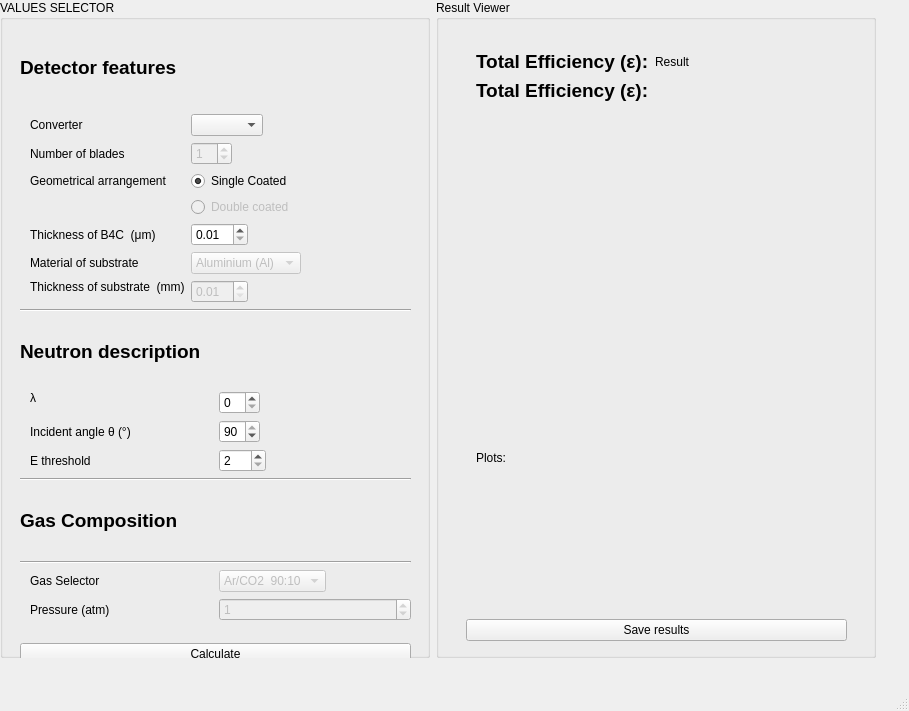
Before: the Qt Designer form efficiencyCalculator/efficiencyMainwindow.ui in ess-dg/dg_efficiencyCalculator, drawn with Qt 5.
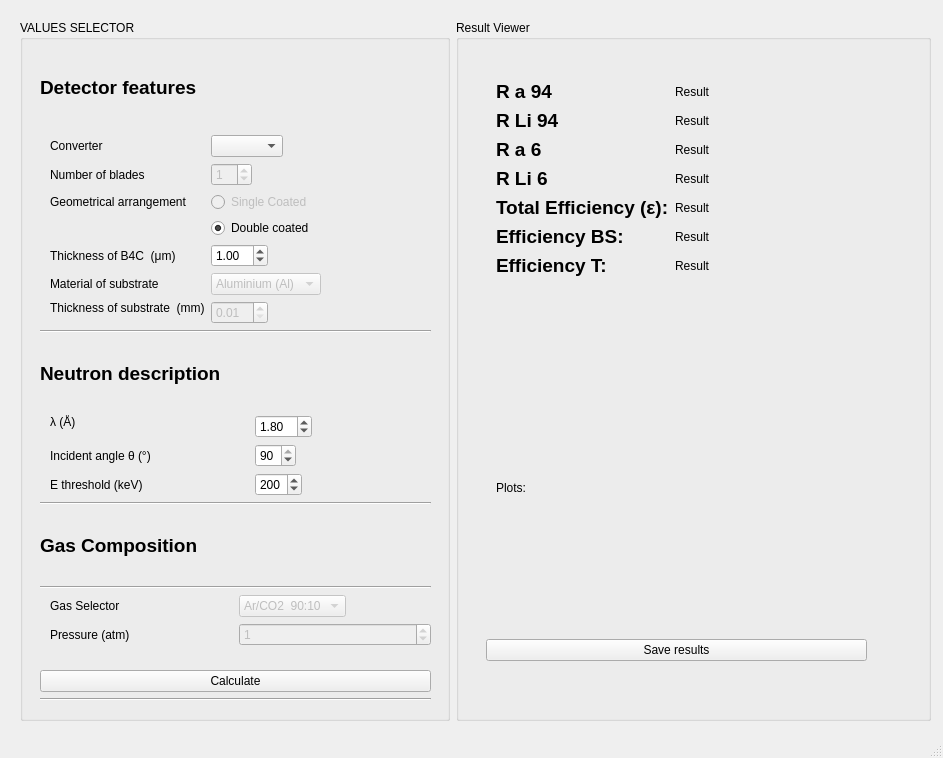
After: the same form once the commit is applied.

Commit message: DGEF-12 code macroBsigma function: coded macro sigma and sigma equivalent, connected full sigma calculation to UI and added result labels for the R. Now it displays efficiency for 1 2 layer single blade configuration.

Patch:
```diff
--- a/efficiencyCalculator/efficiencyMainwindow.ui
+++ b/efficiencyCalculator/efficiencyMainwindow.ui
@@ -6,8 +6,8 @@
    <rect>
     <x>0</x>
     <y>0</y>
-    <width>909</width>
-    <height>711</height>
+    <width>943</width>
+    <height>758</height>
    </rect>
   </property>
   <property name="windowTitle">
@@ -17,10 +17,10 @@
    <widget class="QWidget" name="gridLayoutWidget">
     <property name="geometry">
      <rect>
-      <x>0</x>
-      <y>0</y>
-      <width>876</width>
-      <height>658</height>
+      <x>20</x>
+      <y>20</y>
+      <width>911</width>
+      <height>701</height>
      </rect>
     </property>
     <layout class="QGridLayout" name="ToolLayout">
@@ -41,7 +41,7 @@
           <x>20</x>
           <y>40</y>
           <width>391</width>
-          <height>634</height>
+          <height>641</height>
          </rect>
         </property>
         <layout class="QVBoxLayout" name="ValuesSelectorVerticalLayout">
@@ -89,22 +89,28 @@
            </item>
            <item row="7" column="1">
             <widget class="QRadioButton" name="geometricalARadioButton">
+             <property name="enabled">
+              <bool>false</bool>
+             </property>
              <property name="text">
               <string>Single Coated</string>
              </property>
              <property name="checked">
-              <bool>true</bool>
+              <bool>false</bool>
              </property>
             </widget>
            </item>
            <item row="8" column="1">
             <widget class="QRadioButton" name="geometricalBRadioButton">
              <property name="enabled">
-              <bool>false</bool>
+              <bool>true</bool>
              </property>
              <property name="text">
               <string>Double coated</string>
              </property>
+             <property name="checked">
+              <bool>true</bool>
+             </property>
             </widget>
            </item>
            <item row="12" column="0">
@@ -146,6 +152,9 @@
              <property name="minimum">
               <double>0.010000000000000</double>
              </property>
+             <property name="value">
+              <double>1.000000000000000</double>
+             </property>
             </widget>
            </item>
            <item row="11" column="0">
@@ -224,13 +233,10 @@
               </sizepolicy>
              </property>
              <property name="text">
-              <string>λ                                                     </string>
+              <string>λ (Å)                                                    </string>
              </property>
             </widget>
            </item>
-           <item row="0" column="1">
-            <widget class="QSpinBox" name="sigmaSpinBox"/>
-           </item>
            <item row="2" column="0">
             <widget class="QLabel" name="algleLabel">
              <property name="text">
@@ -254,7 +260,7 @@
            <item row="3" column="0">
             <widget class="QLabel" name="thresholdLabel">
              <property name="text">
-              <string>E threshold</string>
+              <string>E threshold (keV)</string>
              </property>
             </widget>
            </item>
@@ -266,6 +272,16 @@
              <property name="maximum">
               <number>779</number>
              </property>
+             <property name="value">
+              <number>200</number>
+             </property>
+            </widget>
+           </item>
+           <item row="0" column="1">
+            <widget class="QDoubleSpinBox" name="lambdaSpinBox">
+             <property name="value">
+              <double>1.800000000000000</double>
+             </property>
             </widget>
            </item>
           </layout>
@@ -410,7 +426,7 @@
             <property name="geometry">
              <rect>
               <x>10</x>
-              <y>10</y>
+              <y>20</y>
               <width>351</width>
               <height>541</height>
              </rect>
@@ -418,7 +434,10 @@
             <layout class="QVBoxLayout" name="innerPlotLayout">
              <item>
               <layout class="QFormLayout" name="formLayout">
-               <item row="0" column="0">
+               <property name="fieldGrowthPolicy">
+                <enum>QFormLayout::FieldsStayAtSizeHint</enum>
+               </property>
+               <item row="4" column="0">
                 <widget class="QLabel" name="effiLabel">
                  <property name="sizePolicy">
                   <sizepolicy hsizetype="Maximum" vsizetype="Preferred">
@@ -431,14 +450,14 @@
                  </property>
                 </widget>
                </item>
-               <item row="0" column="1">
+               <item row="4" column="1">
                 <widget class="QLabel" name="totalResultLabel">
                  <property name="text">
                   <string>Result</string>
                  </property>
                 </widget>
                </item>
-               <item row="1" column="0">
+               <item row="5" column="0">
                 <widget class="QLabel" name="effiLabel_2">
                  <property name="sizePolicy">
                   <sizepolicy hsizetype="Maximum" vsizetype="Preferred">
@@ -447,7 +466,90 @@
                   </sizepolicy>
                  </property>
                  <property name="text">
-                  <string>&lt;html&gt;&lt;head/&gt;&lt;body&gt;&lt;p&gt;&lt;span style=&quot; font-size:14pt; font-weight:600;&quot;&gt;Total Efficiency (ε):&lt;/span&gt;&lt;/p&gt;&lt;/body&gt;&lt;/html&gt;</string>
+                  <string>&lt;html&gt;&lt;head/&gt;&lt;body&gt;&lt;p&gt;&lt;span style=&quot; font-size:14pt; font-weight:600;&quot;&gt;Efficiency BS:&lt;/span&gt;&lt;/p&gt;&lt;/body&gt;&lt;/html&gt;</string>
+                 </property>
+                </widget>
+               </item>
+               <item row="5" column="1">
+                <widget class="QLabel" name="bsResultLabel">
+                 <property name="text">
+                  <string>Result</string>
+                 </property>
+                </widget>
+               </item>
+               <item row="6" column="0">
+                <widget class="QLabel" name="effiLabel_3">
+                 <property name="sizePolicy">
+                  <sizepolicy hsizetype="Maximum" vsizetype="Preferred">
+                   <horstretch>0</horstretch>
+                   <verstretch>0</verstretch>
+                  </sizepolicy>
+                 </property>
+                 <property name="text">
+                  <string>&lt;html&gt;&lt;head/&gt;&lt;body&gt;&lt;p&gt;&lt;span style=&quot; font-size:14pt; font-weight:600;&quot;&gt;Efficiency T:&lt;/span&gt;&lt;/p&gt;&lt;/body&gt;&lt;/html&gt;</string>
+                 </property>
+                </widget>
+               </item>
+               <item row="6" column="1">
+                <widget class="QLabel" name="tResultLabel">
+                 <property name="text">
+                  <string>Result</string>
+                 </property>
+                </widget>
+               </item>
+               <item row="0" column="0">
+                <widget class="QLabel" name="label">
+                 <property name="text">
+                  <string>&lt;html&gt;&lt;head/&gt;&lt;body&gt;&lt;p&gt;&lt;span style=&quot; font-size:14pt; font-weight:600;&quot;&gt;R a 94&lt;/span&gt;&lt;/p&gt;&lt;/body&gt;&lt;/html&gt;</string>
+                 </property>
+                </widget>
+               </item>
+               <item row="1" column="0">
+                <widget class="QLabel" name="label_2">
+                 <property name="text">
+                  <string>&lt;html&gt;&lt;head/&gt;&lt;body&gt;&lt;p&gt;&lt;span style=&quot; font-size:14pt; font-weight:600;&quot;&gt;R Li 94&lt;/span&gt;&lt;/p&gt;&lt;/body&gt;&lt;/html&gt;</string>
+                 </property>
+                </widget>
+               </item>
+               <item row="2" column="0">
+                <widget class="QLabel" name="label_3">
+                 <property name="text">
+                  <string>&lt;html&gt;&lt;head/&gt;&lt;body&gt;&lt;p&gt;&lt;span style=&quot; font-size:14pt; font-weight:600;&quot;&gt;R  a 6&lt;/span&gt;&lt;/p&gt;&lt;/body&gt;&lt;/html&gt;</string>
+                 </property>
+                </widget>
+               </item>
+               <item row="3" column="0">
+                <widget class="QLabel" name="label_4">
+                 <property name="text">
+                  <string>&lt;html&gt;&lt;head/&gt;&lt;body&gt;&lt;p&gt;&lt;span style=&quot; font-size:14pt; font-weight:600;&quot;&gt;R Li 6&lt;/span&gt;&lt;/p&gt;&lt;/body&gt;&lt;/html&gt;</string>
+                 </property>
+                </widget>
+               </item>
+               <item row="0" column="1">
+                <widget class="QLabel" name="ra94ResultLabel">
+                 <property name="text">
+                  <string>Result</string>
+                 </property>
+                </widget>
+               </item>
+               <item row="1" column="1">
+                <widget class="QLabel" name="rli94ResultLabel">
+                 <property name="text">
+                  <string>Result</string>
+                 </property>
+                </widget>
+               </item>
+               <item row="2" column="1">
+                <widget class="QLabel" name="ra6ResultLabel">
+                 <property name="text">
+                  <string>Result</string>
+                 </property>
+                </widget>
+               </item>
+               <item row="3" column="1">
+                <widget class="QLabel" name="rli6ResultLabel">
+                 <property name="text">
+                  <string>Result</string>
                  </property>
                 </widget>
                </item>
```
Left out of the diff: 4 changed lines with no effect on the pictures. The commit also changes 3 other files.
